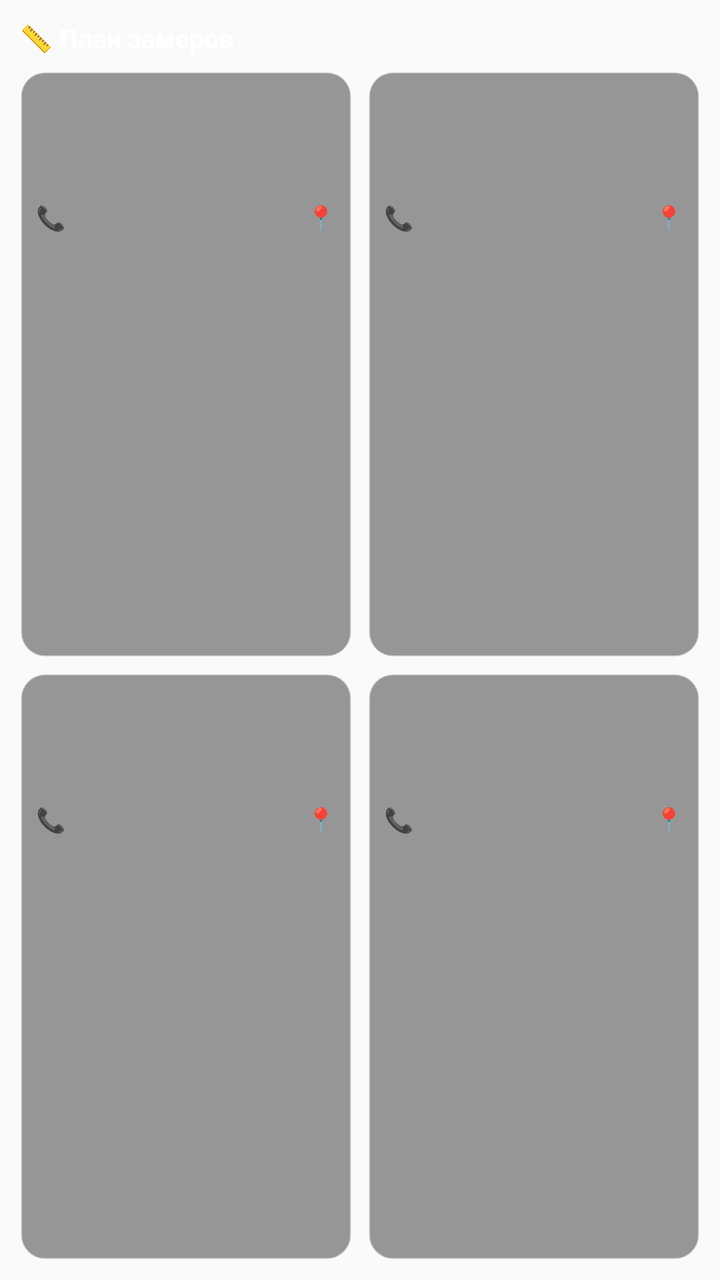
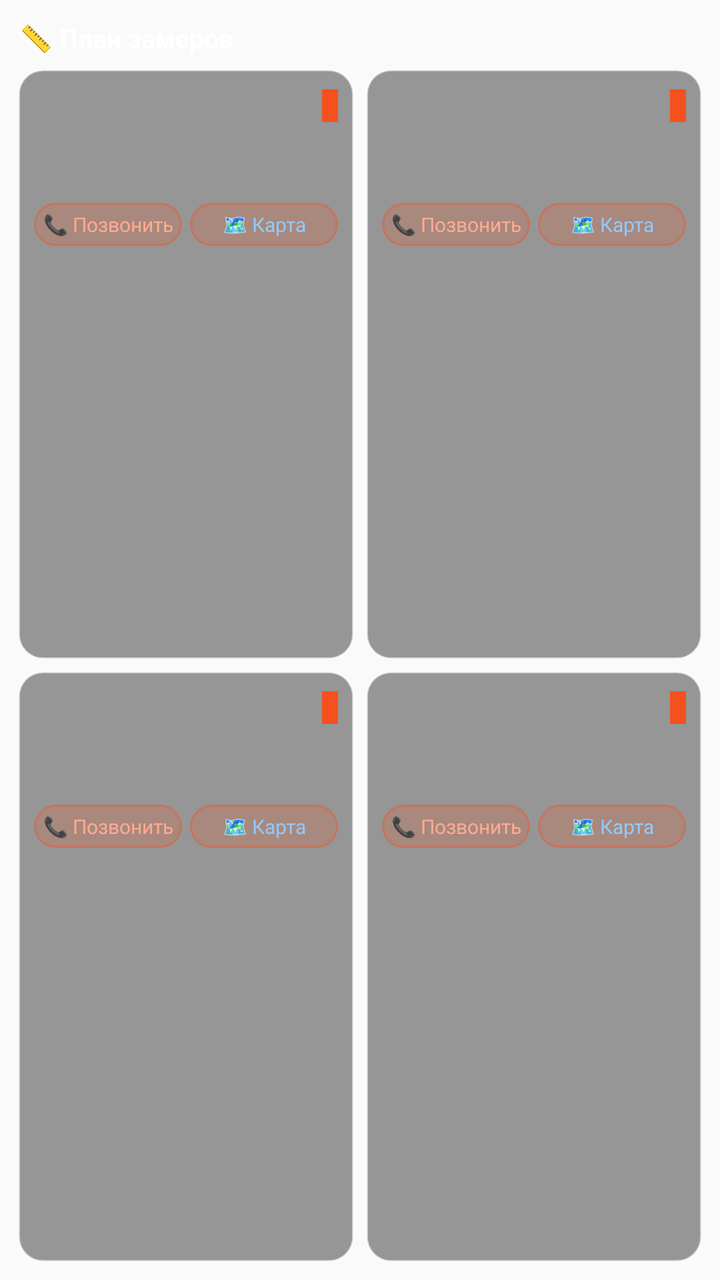

Screens rendered from an Android XML layout before and after an edit, with the pre-edit source and the edit as a unified diff.
<!-- AndroidManifest.xml: application theme Theme.PlanZamerov -->
<!-- res/layout/zamer_widget.xml -->
<?xml version="1.0" encoding="utf-8"?>
<LinearLayout xmlns:android="http://schemas.android.com/apk/res/android"
    android:id="@+id/w_root"
    android:layout_width="match_parent"
    android:layout_height="match_parent"
    android:orientation="vertical"
    android:background="@android:color/transparent"
    android:padding="6dp">

    <TextView
        android:id="@+id/w_title"
        android:layout_width="match_parent"
        android:layout_height="wrap_content"
        android:text="📏 План замеров"
        android:textColor="#FFFFFF"
        android:textSize="13sp"
        android:textStyle="bold"
        android:padding="4dp" />

    
    <LinearLayout
        android:layout_width="match_parent"
        android:layout_height="0dp"
        android:layout_weight="1"
        android:orientation="horizontal">

        
        <LinearLayout
            android:id="@+id/card_1"
            android:layout_width="0dp"
            android:layout_weight="1"
            android:layout_height="match_parent"
            android:orientation="vertical"
            android:background="@drawable/widget_card_bg"
            android:padding="8dp"
            android:layout_margin="4dp">

            <TextView android:id="@+id/t1_time" android:layout_width="wrap_content" android:layout_height="wrap_content" android:textColor="#FF7043" android:textSize="15sp" android:textStyle="bold" />
            <TextView android:id="@+id/t1_name" android:layout_width="match_parent" android:layout_height="wrap_content" android:textColor="#FFFFFF" android:textSize="13sp" android:maxLines="1" android:ellipsize="end" />
            <TextView android:id="@+id/t1_addr" android:layout_width="match_parent" android:layout_height="wrap_content" android:textColor="#B3FFFFFF" android:textSize="11sp" android:maxLines="2" android:ellipsize="end" />
            
            <LinearLayout android:layout_width="match_parent" android:layout_height="wrap_content" android:orientation="horizontal" android:gravity="center_vertical" android:layout_marginTop="4dp">
                <TextView android:id="@+id/t1_call" android:layout_width="0dp" android:layout_weight="1" android:layout_height="wrap_content" android:text="📞" android:textColor="#FFAB91" android:textSize="12sp" />
                <TextView android:id="@+id/t1_map" android:layout_width="wrap_content" android:layout_height="wrap_content" android:text="📍" android:textColor="#90CAF9" android:textSize="12sp" />
            </LinearLayout>
        </LinearLayout>

        
        <LinearLayout
            android:id="@+id/card_2"
            android:layout_width="0dp"
            android:layout_weight="1"
            android:layout_height="match_parent"
            android:orientation="vertical"
            android:background="@drawable/widget_card_bg"
            android:padding="8dp"
            android:layout_margin="4dp">

            <TextView android:id="@+id/t2_time" android:layout_width="wrap_content" android:layout_height="wrap_content" android:textColor="#FF7043" android:textSize="15sp" android:textStyle="bold" />
            <TextView android:id="@+id/t2_name" android:layout_width="match_parent" android:layout_height="wrap_content" android:textColor="#FFFFFF" android:textSize="13sp" android:maxLines="1" android:ellipsize="end" />
            <TextView android:id="@+id/t2_addr" android:layout_width="match_parent" android:layout_height="wrap_content" android:textColor="#B3FFFFFF" android:textSize="11sp" android:maxLines="2" android:ellipsize="end" />
            
            <LinearLayout android:layout_width="match_parent" android:layout_height="wrap_content" android:orientation="horizontal" android:gravity="center_vertical" android:layout_marginTop="4dp">
                <TextView android:id="@+id/t2_call" android:layout_width="0dp" android:layout_weight="1" android:layout_height="wrap_content" android:text="📞" android:textColor="#FFAB91" android:textSize="12sp" />
                <TextView android:id="@+id/t2_map" android:layout_width="wrap_content" android:layout_height="wrap_content" android:text="📍" android:textColor="#90CAF9" android:textSize="12sp" />
            </LinearLayout>
        </LinearLayout>
    </LinearLayout>

    
    <LinearLayout
        android:layout_width="match_parent"
        android:layout_height="0dp"
        android:layout_weight="1"
        android:orientation="horizontal">

        
        <LinearLayout
            android:id="@+id/card_3"
            android:layout_width="0dp"
            android:layout_weight="1"
            android:layout_height="match_parent"
            android:orientation="vertical"
            android:background="@drawable/widget_card_bg"
            android:padding="8dp"
            android:layout_margin="4dp">

            <TextView android:id="@+id/t3_time" android:layout_width="wrap_content" android:layout_height="wrap_content" android:textColor="#FF7043" android:textSize="15sp" android:textStyle="bold" />
            <TextView android:id="@+id/t3_name" android:layout_width="match_parent" android:layout_height="wrap_content" android:textColor="#FFFFFF" android:textSize="13sp" android:maxLines="1" android:ellipsize="end" />
            <TextView android:id="@+id/t3_addr" android:layout_width="match_parent" android:layout_height="wrap_content" android:textColor="#B3FFFFFF" android:textSize="11sp" android:maxLines="2" android:ellipsize="end" />
            
            <LinearLayout android:layout_width="match_parent" android:layout_height="wrap_content" android:orientation="horizontal" android:gravity="center_vertical" android:layout_marginTop="4dp">
                <TextView android:id="@+id/t3_call" android:layout_width="0dp" android:layout_weight="1" android:layout_height="wrap_content" android:text="📞" android:textColor="#FFAB91" android:textSize="12sp" />
                <TextView android:id="@+id/t3_map" android:layout_width="wrap_content" android:layout_height="wrap_content" android:text="📍" android:textColor="#90CAF9" android:textSize="12sp" />
            </LinearLayout>
        </LinearLayout>

        
        <LinearLayout
            android:id="@+id/card_4"
            android:layout_width="0dp"
            android:layout_weight="1"
            android:layout_height="match_parent"
            android:orientation="vertical"
            android:background="@drawable/widget_card_bg"
            android:padding="8dp"
            android:layout_margin="4dp">

            <TextView android:id="@+id/t4_time" android:layout_width="wrap_content" android:layout_height="wrap_content" android:textColor="#FF7043" android:textSize="15sp" android:textStyle="bold" />
            <TextView android:id="@+id/t4_name" android:layout_width="match_parent" android:layout_height="wrap_content" android:textColor="#FFFFFF" android:textSize="13sp" android:maxLines="1" android:ellipsize="end" />
            <TextView android:id="@+id/t4_addr" android:layout_width="match_parent" android:layout_height="wrap_content" android:textColor="#B3FFFFFF" android:textSize="11sp" android:maxLines="2" android:ellipsize="end" />
            
            <LinearLayout android:layout_width="match_parent" android:layout_height="wrap_content" android:orientation="horizontal" android:gravity="center_vertical" android:layout_marginTop="4dp">
                <TextView android:id="@+id/t4_call" android:layout_width="0dp" android:layout_weight="1" android:layout_height="wrap_content" android:text="📞" android:textColor="#FFAB91" android:textSize="12sp" />
                <TextView android:id="@+id/t4_map" android:layout_width="wrap_content" android:layout_height="wrap_content" android:text="📍" android:textColor="#90CAF9" android:textSize="12sp" />
            </LinearLayout>
        </LinearLayout>
    </LinearLayout>

    <TextView
        android:id="@+id/w_empty"
        android:layout_width="match_parent"
        android:layout_height="0dp"
        android:layout_weight="1"
        android:text="Нет предстоящих замеров"
        android:textColor="#CCFFFFFF"
        android:textSize="14sp"
        android:gravity="center"
        android:visibility="gone" />
</LinearLayout>
<!-- resources referenced by this layout -->
<resources>
  <!-- drawable widget_card_bg (drawable) -->
  <?xml version="1.0" encoding="utf-8"?>
  <shape xmlns:android="http://schemas.android.com/apk/res/android"
      android:shape="rectangle">
      
      <solid android:color="#66000000" />
      
      <stroke android:width="1dp" android:color="#80FFFFFF" />
      
      <corners android:radius="12dp" />
  </shape>
  <style name="Theme.PlanZamerov" parent="android:Theme.Material.Light.NoActionBar" />
</resources>

<!-- the commit's change to res/layout/zamer_widget.xml (unified diff, before → after) -->
@@ -33,15 +33,90 @@
             android:orientation="vertical"
             android:background="@drawable/widget_card_bg"
             android:padding="8dp"
-            android:layout_margin="4dp">
-
-            <TextView android:id="@+id/t1_time" android:layout_width="wrap_content" android:layout_height="wrap_content" android:textColor="#FF7043" android:textSize="15sp" android:textStyle="bold" />
-            <TextView android:id="@+id/t1_name" android:layout_width="match_parent" android:layout_height="wrap_content" android:textColor="#FFFFFF" android:textSize="13sp" android:maxLines="1" android:ellipsize="end" />
-            <TextView android:id="@+id/t1_addr" android:layout_width="match_parent" android:layout_height="wrap_content" android:textColor="#B3FFFFFF" android:textSize="11sp" android:maxLines="2" android:ellipsize="end" />
-            
-            <LinearLayout android:layout_width="match_parent" android:layout_height="wrap_content" android:orientation="horizontal" android:gravity="center_vertical" android:layout_marginTop="4dp">
-                <TextView android:id="@+id/t1_call" android:layout_width="0dp" android:layout_weight="1" android:layout_height="wrap_content" android:text="📞" android:textColor="#FFAB91" android:textSize="12sp" />
-                <TextView android:id="@+id/t1_map" android:layout_width="wrap_content" android:layout_height="wrap_content" android:text="📍" android:textColor="#90CAF9" android:textSize="12sp" />
+            android:layout_margin="3dp">
+
+            <LinearLayout
+                android:layout_width="match_parent"
+                android:layout_height="wrap_content"
+                android:orientation="horizontal"
+                android:gravity="center_vertical">
+
+                <TextView
+                    android:id="@+id/t1_time"
+                    android:layout_width="wrap_content"
+                    android:layout_height="wrap_content"
+                    android:textColor="#FF7043"
+                    android:textSize="15sp"
+                    android:textStyle="bold" />
+
+                <View
+                    android:layout_width="0dp"
+                    android:layout_height="1dp"
+                    android:layout_weight="1" />
+
+                <TextView
+                    android:id="@+id/t1_status"
+                    android:layout_width="wrap_content"
+                    android:layout_height="wrap_content"
+                    android:textColor="#FFFFFF"
+                    android:textSize="9sp"
+                    android:background="#F4511E"
+                    android:paddingStart="4dp"
+                    android:paddingEnd="4dp"
+                    android:paddingTop="2dp"
+                    android:paddingBottom="2dp" />
+            </LinearLayout>
+
+            <TextView
+                android:id="@+id/t1_name"
+                android:layout_width="match_parent"
+                android:layout_height="wrap_content"
+                android:textColor="#FFFFFF"
+                android:textSize="13sp"
+                android:textStyle="bold"
+                android:maxLines="1"
+                android:ellipsize="end"
+                android:layout_marginTop="2dp" />
+
+            <TextView
+                android:id="@+id/t1_addr"
+                android:layout_width="match_parent"
+                android:layout_height="wrap_content"
+                android:textColor="#B3FFFFFF"
+                android:textSize="11sp"
+                android:maxLines="1"
+                android:ellipsize="end" />
+
+            <LinearLayout
+                android:layout_width="match_parent"
+                android:layout_height="wrap_content"
+                android:orientation="horizontal"
+                android:layout_marginTop="4dp">
+
+                <TextView
+                    android:id="@+id/t1_call"
+                    android:layout_width="0dp"
+                    android:layout_height="wrap_content"
+                    android:layout_weight="1"
+                    android:text="📞 Позвонить"
+                    android:textColor="#FFAB91"
+                    android:textSize="10sp"
+                    android:background="@drawable/widget_btn_bg"
+                    android:padding="4dp"
+                    android:gravity="center" />
+
+                <TextView
+                    android:id="@+id/t1_map"
+                    android:layout_width="0dp"
+                    android:layout_height="wrap_content"
+                    android:layout_weight="1"
+                    android:text="🗺 Карта"
+                    android:textColor="#90CAF9"
+                    android:textSize="10sp"
+                    android:background="@drawable/widget_btn_bg"
+                    android:padding="4dp"
+                    android:gravity="center"
+                    android:layout_marginStart="4dp" />
             </LinearLayout>
         </LinearLayout>
 
@@ -54,15 +129,90 @@
             android:orientation="vertical"
             android:background="@drawable/widget_card_bg"
             android:padding="8dp"
-            android:layout_margin="4dp">
-
-            <TextView android:id="@+id/t2_time" android:layout_width="wrap_content" android:layout_height="wrap_content" android:textColor="#FF7043" android:textSize="15sp" android:textStyle="bold" />
-            <TextView android:id="@+id/t2_name" android:layout_width="match_parent" android:layout_height="wrap_content" android:textColor="#FFFFFF" android:textSize="13sp" android:maxLines="1" android:ellipsize="end" />
-            <TextView android:id="@+id/t2_addr" android:layout_width="match_parent" android:layout_height="wrap_content" android:textColor="#B3FFFFFF" android:textSize="11sp" android:maxLines="2" android:ellipsize="end" />
-            
-            <LinearLayout android:layout_width="match_parent" android:layout_height="wrap_content" android:orientation="horizontal" android:gravity="center_vertical" android:layout_marginTop="4dp">
-                <TextView android:id="@+id/t2_call" android:layout_width="0dp" android:layout_weight="1" android:layout_height="wrap_content" android:text="📞" android:textColor="#FFAB91" android:textSize="12sp" />
-                <TextView android:id="@+id/t2_map" android:layout_width="wrap_content" android:layout_height="wrap_content" android:text="📍" android:textColor="#90CAF9" android:textSize="12sp" />
+            android:layout_margin="3dp">
+
+            <LinearLayout
+                android:layout_width="match_parent"
+                android:layout_height="wrap_content"
+                android:orientation="horizontal"
+                android:gravity="center_vertical">
+
+                <TextView
+                    android:id="@+id/t2_time"
+                    android:layout_width="wrap_content"
+                    android:layout_height="wrap_content"
+                    android:textColor="#FF7043"
+                    android:textSize="15sp"
+                    android:textStyle="bold" />
+
+                <View
+                    android:layout_width="0dp"
+                    android:layout_height="1dp"
+                    android:layout_weight="1" />
+
+                <TextView
+                    android:id="@+id/t2_status"
+                    android:layout_width="wrap_content"
+                    android:layout_height="wrap_content"
+                    android:textColor="#FFFFFF"
+                    android:textSize="9sp"
+                    android:background="#F4511E"
+                    android:paddingStart="4dp"
+                    android:paddingEnd="4dp"
+                    android:paddingTop="2dp"
+                    android:paddingBottom="2dp" />
+            </LinearLayout>
+
+            <TextView
+                android:id="@+id/t2_name"
+                android:layout_width="match_parent"
+                android:layout_height="wrap_content"
+                android:textColor="#FFFFFF"
+                android:textSize="13sp"
+                android:textStyle="bold"
+                android:maxLines="1"
+                android:ellipsize="end"
+                android:layout_marginTop="2dp" />
+
+            <TextView
+                android:id="@+id/t2_addr"
+                android:layout_width="match_parent"
+                android:layout_height="wrap_content"
+                android:textColor="#B3FFFFFF"
+                android:textSize="11sp"
+                android:maxLines="1"
+                android:ellipsize="end" />
+
+            <LinearLayout
+                android:layout_width="match_parent"
+                android:layout_height="wrap_content"
+                android:orientation="horizontal"
+                android:layout_marginTop="4dp">
+
+                <TextView
+                    android:id="@+id/t2_call"
+                    android:layout_width="0dp"
+                    android:layout_height="wrap_content"
+                    android:layout_weight="1"
+                    android:text="📞 Позвонить"
+                    android:textColor="#FFAB91"
+                    android:textSize="10sp"
+                    android:background="@drawable/widget_btn_bg"
+                    android:padding="4dp"
+                    android:gravity="center" />
+
+                <TextView
+                    android:id="@+id/t2_map"
+                    android:layout_width="0dp"
+                    android:layout_height="wrap_content"
+                    android:layout_weight="1"
+                    android:text="🗺 Карта"
+                    android:textColor="#90CAF9"
+                    android:textSize="10sp"
+                    android:background="@drawable/widget_btn_bg"
+                    android:padding="4dp"
+                    android:gravity="center"
+                    android:layout_marginStart="4dp" />
             </LinearLayout>
         </LinearLayout>
     </LinearLayout>
@@ -83,15 +233,90 @@
             android:orientation="vertical"
             android:background="@drawable/widget_card_bg"
             android:padding="8dp"
-            android:layout_margin="4dp">
-
-            <TextView android:id="@+id/t3_time" android:layout_width="wrap_content" android:layout_height="wrap_content" android:textColor="#FF7043" android:textSize="15sp" android:textStyle="bold" />
-            <TextView android:id="@+id/t3_name" android:layout_width="match_parent" android:layout_height="wrap_content" android:textColor="#FFFFFF" android:textSize="13sp" android:maxLines="1" android:ellipsize="end" />
-            <TextView android:id="@+id/t3_addr" android:layout_width="match_parent" android:layout_height="wrap_content" android:textColor="#B3FFFFFF" android:textSize="11sp" android:maxLines="2" android:ellipsize="end" />
-            
-            <LinearLayout android:layout_width="match_parent" android:layout_height="wrap_content" android:orientation="horizontal" android:gravity="center_vertical" android:layout_marginTop="4dp">
-                <TextView android:id="@+id/t3_call" android:layout_width="0dp" android:layout_weight="1" android:layout_height="wrap_content" android:text="📞" android:textColor="#FFAB91" android:textSize="12sp" />
-                <TextView android:id="@+id/t3_map" android:layout_width="wrap_content" android:layout_height="wrap_content" android:text="📍" android:textColor="#90CAF9" android:textSize="12sp" />
+            android:layout_margin="3dp">
+
+            <LinearLayout
+                android:layout_width="match_parent"
+                android:layout_height="wrap_content"
+                android:orientation="horizontal"
+                android:gravity="center_vertical">
+
+                <TextView
+                    android:id="@+id/t3_time"
+                    android:layout_width="wrap_content"
+                    android:layout_height="wrap_content"
+                    android:textColor="#FF7043"
+                    android:textSize="15sp"
+                    android:textStyle="bold" />
+
+                <View
+                    android:layout_width="0dp"
+                    android:layout_height="1dp"
+                    android:layout_weight="1" />
+
+                <TextView
+                    android:id="@+id/t3_status"
+                    android:layout_width="wrap_content"
+                    android:layout_height="wrap_content"
+                    android:textColor="#FFFFFF"
+                    android:textSize="9sp"
+                    android:background="#F4511E"
+                    android:paddingStart="4dp"
+                    android:paddingEnd="4dp"
+                    android:paddingTop="2dp"
+                    android:paddingBottom="2dp" />
+            </LinearLayout>
+
+            <TextView
+                android:id="@+id/t3_name"
+                android:layout_width="match_parent"
+                android:layout_height="wrap_content"
+                android:textColor="#FFFFFF"
+                android:textSize="13sp"
+                android:textStyle="bold"
+                android:maxLines="1"
+                android:ellipsize="end"
+                android:layout_marginTop="2dp" />
+
+            <TextView
+                android:id="@+id/t3_addr"
+                android:layout_width="match_parent"
+                android:layout_height="wrap_content"
+                android:textColor="#B3FFFFFF"
+                android:textSize="11sp"
+                android:maxLines="1"
+                android:ellipsize="end" />
+
+            <LinearLayout
+                android:layout_width="match_parent"
+                android:layout_height="wrap_content"
+                android:orientation="horizontal"
+                android:layout_marginTop="4dp">
+
+                <TextView
+                    android:id="@+id/t3_call"
+                    android:layout_width="0dp"
+                    android:layout_height="wrap_content"
+                    android:layout_weight="1"
+                    android:text="📞 Позвонить"
+                    android:textColor="#FFAB91"
+                    android:textSize="10sp"
+                    android:background="@drawable/widget_btn_bg"
+                    android:padding="4dp"
+                    android:gravity="center" />
+
+                <TextView
+                    android:id="@+id/t3_map"
+                    android:layout_width="0dp"
+                    android:layout_height="wrap_content"
+                    android:layout_weight="1"
+                    android:text="🗺 Карта"
+                    android:textColor="#90CAF9"
+                    android:textSize="10sp"
+                    android:background="@drawable/widget_btn_bg"
+                    android:padding="4dp"
+                    android:gravity="center"
+                    android:layout_marginStart="4dp" />
             </LinearLayout>
         </LinearLayout>
 
@@ -104,15 +329,90 @@
             android:orientation="vertical"
             android:background="@drawable/widget_card_bg"
             android:padding="8dp"
-            android:layout_margin="4dp">
-
-            <TextView android:id="@+id/t4_time" android:layout_width="wrap_content" android:layout_height="wrap_content" android:textColor="#FF7043" android:textSize="15sp" android:textStyle="bold" />
-            <TextView android:id="@+id/t4_name" android:layout_width="match_parent" android:layout_height="wrap_content" android:textColor="#FFFFFF" android:textSize="13sp" android:maxLines="1" android:ellipsize="end" />
-            <TextView android:id="@+id/t4_addr" android:layout_width="match_parent" android:layout_height="wrap_content" android:textColor="#B3FFFFFF" android:textSize="11sp" android:maxLines="2" android:ellipsize="end" />
-            
-            <LinearLayout android:layout_width="match_parent" android:layout_height="wrap_content" android:orientation="horizontal" android:gravity="center_vertical" android:layout_marginTop="4dp">
-                <TextView android:id="@+id/t4_call" android:layout_width="0dp" android:layout_weight="1" android:layout_height="wrap_content" android:text="📞" android:textColor="#FFAB91" android:textSize="12sp" />
-                <TextView android:id="@+id/t4_map" android:layout_width="wrap_content" android:layout_height="wrap_content" android:text="📍" android:textColor="#90CAF9" android:textSize="12sp" />
+            android:layout_margin="3dp">
+
+            <LinearLayout
+                android:layout_width="match_parent"
+                android:layout_height="wrap_content"
+                android:orientation="horizontal"
+                android:gravity="center_vertical">
+
+                <TextView
+                    android:id="@+id/t4_time"
+                    android:layout_width="wrap_content"
+                    android:layout_height="wrap_content"
+                    android:textColor="#FF7043"
+                    android:textSize="15sp"
+                    android:textStyle="bold" />
+
+                <View
+                    android:layout_width="0dp"
+                    android:layout_height="1dp"
+                    android:layout_weight="1" />
+
+                <TextView
+                    android:id="@+id/t4_status"
+                    android:layout_width="wrap_content"
+                    android:layout_height="wrap_content"
+                    android:textColor="#FFFFFF"
+                    android:textSize="9sp"
+                    android:background="#F4511E"
+                    android:paddingStart="4dp"
+                    android:paddingEnd="4dp"
+                    android:paddingTop="2dp"
+                    android:paddingBottom="2dp" />
+            </LinearLayout>
+
+            <TextView
+                android:id="@+id/t4_name"
+                android:layout_width="match_parent"
+                android:layout_height="wrap_content"
+                android:textColor="#FFFFFF"
+                android:textSize="13sp"
+                android:textStyle="bold"
+                android:maxLines="1"
+                android:ellipsize="end"
+                android:layout_marginTop="2dp" />
+
+            <TextView
+                android:id="@+id/t4_addr"
+                android:layout_width="match_parent"
+                android:layout_height="wrap_content"
+                android:textColor="#B3FFFFFF"
+                android:textSize="11sp"
+                android:maxLines="1"
+                android:ellipsize="end" />
+
+            <LinearLayout
+                android:layout_width="match_parent"
+                android:layout_height="wrap_content"
+                android:orientation="horizontal"
+                android:layout_marginTop="4dp">
+
+                <TextView
+                    android:id="@+id/t4_call"
+                    android:layout_width="0dp"
+                    android:layout_height="wrap_content"
+                    android:layout_weight="1"
+                    android:text="📞 Позвонить"
+                    android:textColor="#FFAB91"
+                    android:textSize="10sp"
+                    android:background="@drawable/widget_btn_bg"
+                    android:padding="4dp"
+                    android:gravity="center" />
+
+                <TextView
+                    android:id="@+id/t4_map"
+                    android:layout_width="0dp"
+                    android:layout_height="wrap_content"
+                    android:layout_weight="1"
+                    android:text="🗺 Карта"
+                    android:textColor="#90CAF9"
+                    android:textSize="10sp"
+                    android:background="@drawable/widget_btn_bg"
+                    android:padding="4dp"
+                    android:gravity="center"
+                    android:layout_marginStart="4dp" />
             </LinearLayout>
         </LinearLayout>
     </LinearLayout>
<!-- resource entries referenced after the edit -->
@@ -1,5 +1,13 @@
 <!-- resources referenced by this layout -->
 <resources>
+  <!-- drawable widget_btn_bg (drawable) -->
+  <?xml version="1.0" encoding="utf-8"?>
+  <shape xmlns:android="http://schemas.android.com/apk/res/android"
+      android:shape="rectangle">
+      <solid android:color="#33F4511E" />
+      <corners android:radius="12dp" />
+      <stroke android:width="1dp" android:color="#66F4511E" />
+  </shape>
   <!-- drawable widget_card_bg (drawable) -->
   <?xml version="1.0" encoding="utf-8"?>
   <shape xmlns:android="http://schemas.android.com/apk/res/android"
